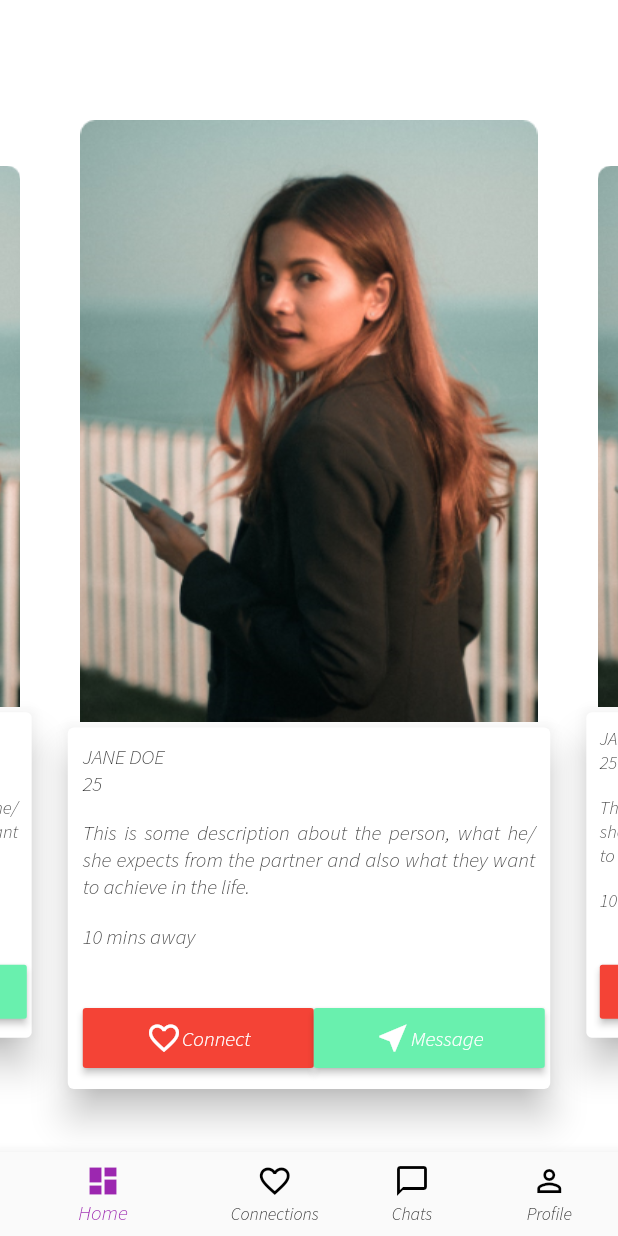
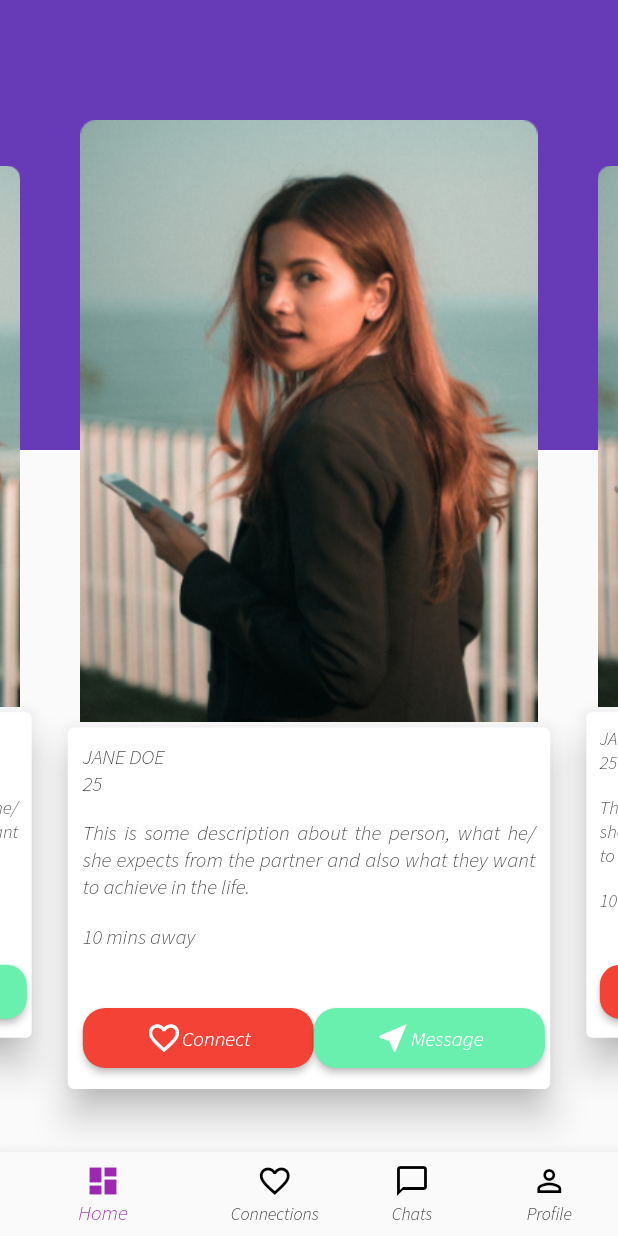
Before and after one commit to jordanegs/flutter-practica, a Flutter app: the LandingPage screen opened by its route, on a phone screen of 412 x 824 dp. Run offline on Flutter 3.47's test engine with Material 2 defaults, Android fonts, the phone set to English and light mode, and no system bars; our stand-ins replace flutter_swiper.

Commit message:
Mejoras agregadas

```diff
--- a/lib/src/pages/landing_page.dart
+++ b/lib/src/pages/landing_page.dart
@@ -14,9 +14,15 @@ class _LandingPageState extends State<LandingPage> {
   @override
   Widget build(BuildContext context) {
     return Scaffold(
-      body: Container(
+      body: Stack(
+        children: <Widget>[
+          Container(
             width: double.infinity,
-        color: Colors.white,
+            height: 300,
+            color: Colors.deepPurple,
+          ),
+          Container(
+            width: double.infinity,
             child: Swiper(
               itemBuilder: (BuildContext context,int index){
                 return SingleChildScrollView(
@@ -45,6 +51,9 @@ class _LandingPageState extends State<LandingPage> {
                                     MaterialButton(
                                       height: 40.0,
                                       minWidth: 154,
+                                      shape: RoundedRectangleBorder(
+                                        borderRadius: BorderRadius.circular(15.0),
+                                      ),
                                       color: Colors.red,
                                       textColor: Colors.white,
                                       child: Row(
@@ -59,6 +68,9 @@ class _LandingPageState extends State<LandingPage> {
                                     MaterialButton(
                                       height: 40.0,
                                       minWidth: 154,
+                                      shape: RoundedRectangleBorder(
+                                        borderRadius: BorderRadius.circular(15.0),
+                                      ),
                                       color: Colors.greenAccent,
                                       textColor: Colors.white,
                                       child: Row(
@@ -86,8 +98,9 @@ class _LandingPageState extends State<LandingPage> {
               scale: 0.9,
             ),
           ),
+        ],
+      ),
       bottomNavigationBar: NavigationWidget(),
-      backgroundColor: Colors.white,
     );
   }
 }
```
Also changed, not shown: lib/src/pages/chat_page.dart (+11 -3 lines), lib/src/pages/connection_page.dart (+11 -3 lines), lib/src/pages/profile_page.dart (+11 -3 lines). Lines whose indentation alone changed are shown as unchanged.
